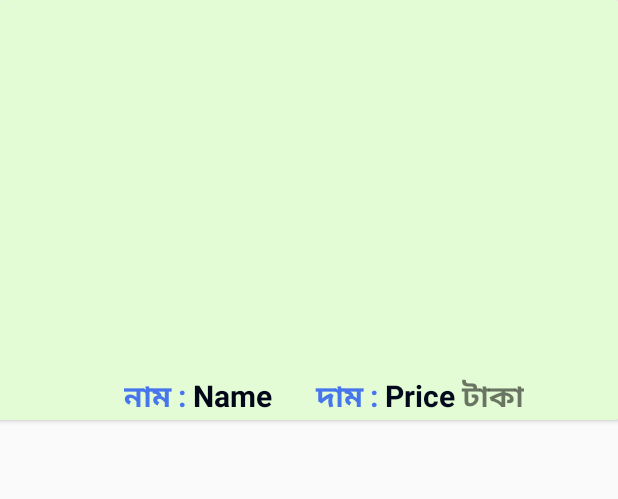
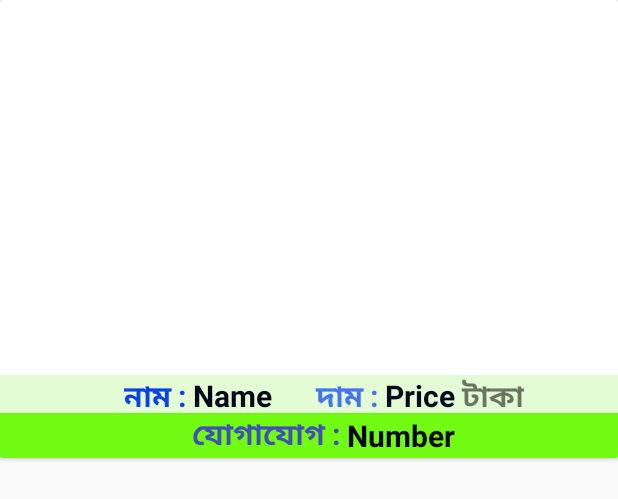
Before and after one commit to PMondal01/BookSharing_App, an Android app: the layout booklist.xml on its own in the app's theme, with its tools: preview values and no code run, on a phone screen of 412 x 824 dp. Shown: the top 499 px of the screen. Run offline under Robolectric (Android 15) with nearby library versions, the phone set to English and light mode, and no system bars; Roboto replaces fonts that are not available here.

Commit message:
changes in Bookupload file

```diff
--- a/app/src/main/java/com/example/boighor/MyAdapter.java
+++ b/app/src/main/java/com/example/boighor/MyAdapter.java
@@ -41,6 +41,7 @@ public class MyAdapter extends RecyclerView.Adapter<MyAdapter.MyViewHolder> {
         Upload upload=uploadList.get(i);
         myViewHolder.textView.setText(upload.getBookName());
         myViewHolder.book_price_textview.setText(upload.getPrice());
+        myViewHolder.number_textview.setText(upload.getNumber());
         Picasso.with(context)
                 .load(upload.getImageUrl())
                 .placeholder(R.drawable.demo_book)
@@ -58,12 +59,14 @@ public class MyAdapter extends RecyclerView.Adapter<MyAdapter.MyViewHolder> {
     public class MyViewHolder  extends RecyclerView.ViewHolder {
         TextView textView;
         TextView book_price_textview;
+        TextView number_textview;
         ImageView imageView;
         public MyViewHolder(@NonNull View itemView) {
             super(itemView);
 
             textView=itemView.findViewById(R.id.bookname_card);
             book_price_textview=itemView.findViewById(R.id.bookprice_card);
+            number_textview=itemView.findViewById(R.id.number_card);
             imageView=itemView.findViewById(R.id.imageview_card);
 
 
--- a/app/src/main/java/com/example/boighor/SplashScreenActivity.java
+++ b/app/src/main/java/com/example/boighor/SplashScreenActivity.java
@@ -41,7 +41,7 @@ public class SplashScreenActivity extends AppCompatActivity {
 
     public  void doWork()
     {
-        for(progress=20;progress<=100;progress=progress+20)
+        for(progress=20;progress<=60;progress=progress+20)
         {
             try{
                 Thread.sleep(1000);
@@ -56,7 +56,7 @@ public class SplashScreenActivity extends AppCompatActivity {
 
     public void startApp()
     {
-        Intent intent=new Intent(SplashScreenActivity.this,LoginActivity.class);
+        Intent intent=new Intent(SplashScreenActivity.this,MainActivity.class);
         startActivity(intent);
         finish();
     }
--- a/app/src/main/res/layout/booklist.xml
+++ b/app/src/main/res/layout/booklist.xml
@@ -3,17 +3,11 @@
     android:orientation="vertical"
     android:layout_width="match_parent"
     android:layout_height="wrap_content"
-
     >
-
-
     <LinearLayout
         android:layout_width="match_parent"
-        android:layout_height="match_parent"
-        android:orientation="vertical"
-        android:background="#E4FCD5"
+        android:layout_height="wrap_content"
         >
-
         <ImageView
             android:id="@+id/imageview_card"
             android:layout_width="match_parent"
@@ -21,28 +15,23 @@
             android:scaleType="fitXY">
         </ImageView>
 
+    </LinearLayout>
 
         <LinearLayout
             android:layout_width="match_parent"
-            android:layout_height="wrap_content"
+            android:layout_height="25dp"
             android:orientation="horizontal"
             android:background="#E4FCD5"
+            android:layout_marginTop="250dp"
             android:gravity="center"
+
             >
-
-
-            <LinearLayout
-                android:layout_width="wrap_content"
-                android:layout_height="wrap_content"
-                android:orientation="horizontal"
-
-                >
 
                 <TextView
                     android:layout_width="wrap_content"
                     android:layout_height="wrap_content"
                     android:text="নাম : "
-                    android:textColor="#4675EE"
+                    android:textColor="#0A43E0"
                     android:layout_marginLeft="20dp"
                     android:textStyle="bold"
                     android:textSize="20dp"
@@ -51,13 +40,13 @@
 
                 <TextView
                     android:id="@+id/bookname_card"
-                    android:layout_width="match_parent"
+                    android:layout_width="wrap_content"
                     android:layout_height="wrap_content"
                     android:text="Name"
                     android:textColor="#010718"
                     android:textSize="20dp"
                     android:textStyle="bold"
-                    android:autoLink="phone">
+                    android:gravity="center">
                 </TextView>
 
 
@@ -73,7 +62,7 @@
 
                 <TextView
                     android:id="@+id/bookprice_card"
-                    android:layout_width="match_parent"
+                    android:layout_width="wrap_content"
                     android:layout_height="wrap_content"
                     android:text="Price"
                     android:textColor="#02091D"
@@ -86,15 +75,51 @@
                     android:layout_width="wrap_content"
                     android:layout_height="wrap_content"
                     android:text=" টাকা"
-
                     android:textStyle="bold"
                     android:textSize="20dp">
                 </TextView>
-            </LinearLayout>
+
+
 
 
 
         </LinearLayout>
+
+    <LinearLayout
+        android:layout_width="match_parent"
+        android:layout_height="match_parent"
+        android:orientation="horizontal"
+        android:layout_marginTop="275dp"
+        android:gravity="center"
+        android:background="#73FC13"
+       >
+
+        <TextView
+            android:layout_width="wrap_content"
+            android:layout_height="wrap_content"
+            android:text="যোগাযোগ : "
+            android:textColor="#3F51B5"
+            android:layout_marginLeft="20dp"
+            android:textStyle="bold"
+            android:textSize="20dp"
+
+            >
+        </TextView>
+
+        <TextView
+            android:id="@+id/number_card"
+            android:layout_width="wrap_content"
+            android:layout_height="wrap_content"
+            android:text="Number"
+            android:textColor="#010718"
+            android:textSize="20dp"
+            android:textStyle="bold"
+            android:autoLink="phone"
+
+    >
+        </TextView>
+
+    </LinearLayout>
 
 
 
@@ -104,8 +129,4 @@
 
 
 
-    </LinearLayout>
-
-
-
 </androidx.cardview.widget.CardView>
```
Also changed, not shown: app/src/main/java/com/example/boighor/MyBookActivity.java (+11 -5 lines), app/src/main/java/com/example/boighor/Upload.java (+12 -9 lines), app/src/main/res/layout/activity_my_book.xml (+4 -4 lines).
